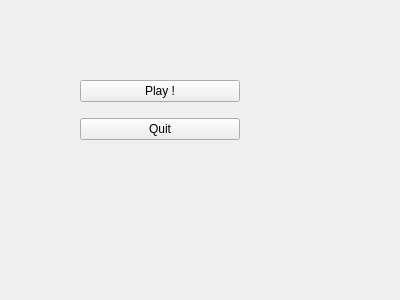
francois-berder/battletank, file ui/MainMenu.ui: the form before one commit.
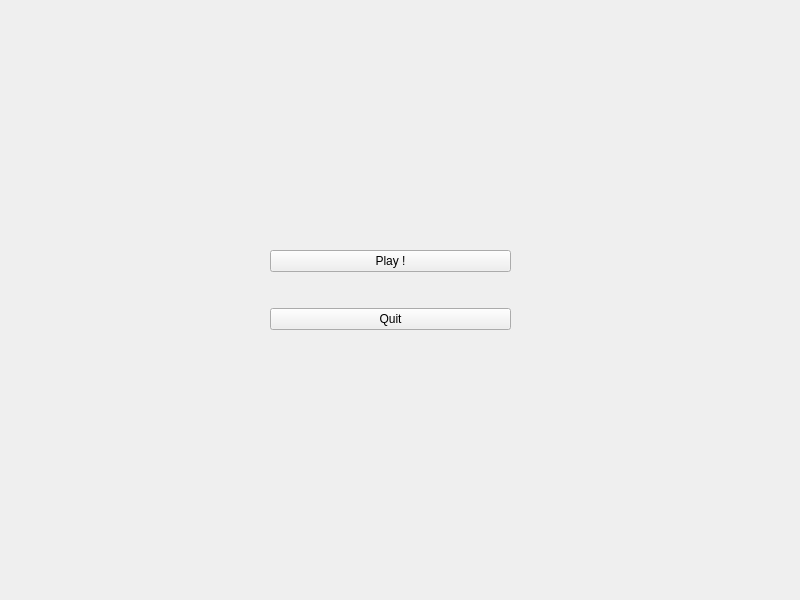
The form after the commit.

Patch:
```diff
--- a/ui/MainMenu.ui
+++ b/ui/MainMenu.ui
@@ -6,8 +6,8 @@
    <rect>
     <x>0</x>
     <y>0</y>
-    <width>400</width>
-    <height>300</height>
+    <width>800</width>
+    <height>600</height>
    </rect>
   </property>
   <property name="windowTitle">
@@ -16,15 +16,15 @@
   <widget class="QWidget" name="verticalLayoutWidget">
    <property name="geometry">
     <rect>
-     <x>80</x>
-     <y>70</y>
-     <width>160</width>
-     <height>80</height>
+     <x>270</x>
+     <y>220</y>
+     <width>241</width>
+     <height>141</height>
     </rect>
    </property>
    <layout class="QVBoxLayout" name="verticalLayout">
     <property name="sizeConstraint">
-     <enum>QLayout::SetNoConstraint</enum>
+     <enum>QLayout::SetDefaultConstraint</enum>
     </property>
     <item>
      <widget class="QPushButton" name="playButton">
```
